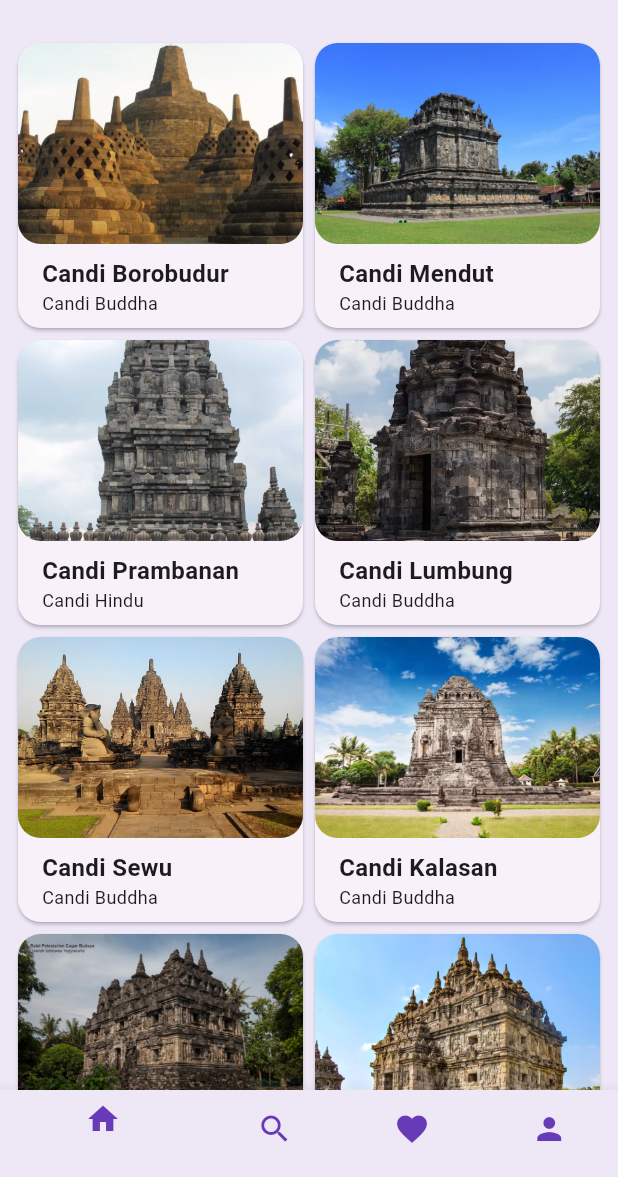
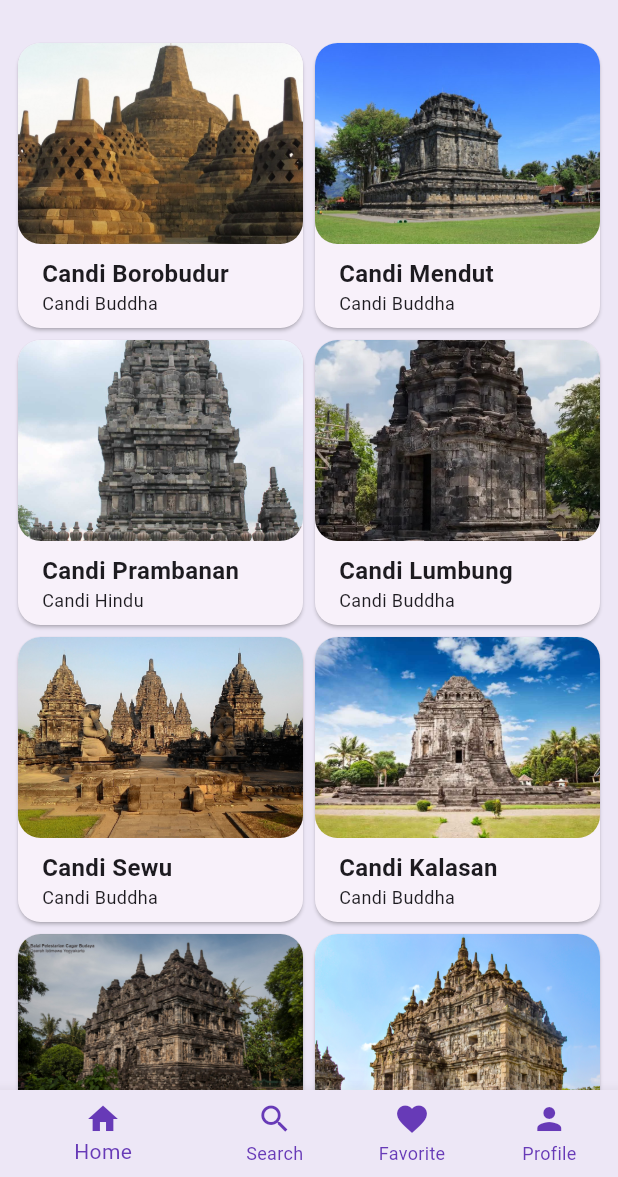
Before and after one commit to Mobile-Programming-MDP/materi-latihan-flutter-AdrianSuparto, a Flutter app: the screen it shows after launch, on a phone screen of 412 x 824 dp, the part 59-1236 px from its top. Run offline on Flutter 3.47's test engine with Material 2 defaults, Android fonts, the phone set to English and light mode, and no system bars; our stand-ins replace cached_network_image, connectivity_plus.

Commit message:
bottom nav
nambahin selected item color dll

```diff
--- a/wisata_candi/lib/main.dart
+++ b/wisata_candi/lib/main.dart
@@ -98,6 +98,9 @@ class _MainScreenState extends State<MainScreen> {
               label: 'Profile',
             ),
           ],
+          selectedItemColor: Colors.deepPurple,
+          unselectedItemColor: Colors.deepPurple,
+          showUnselectedLabels: true,
         ),
       ),
     );
```
